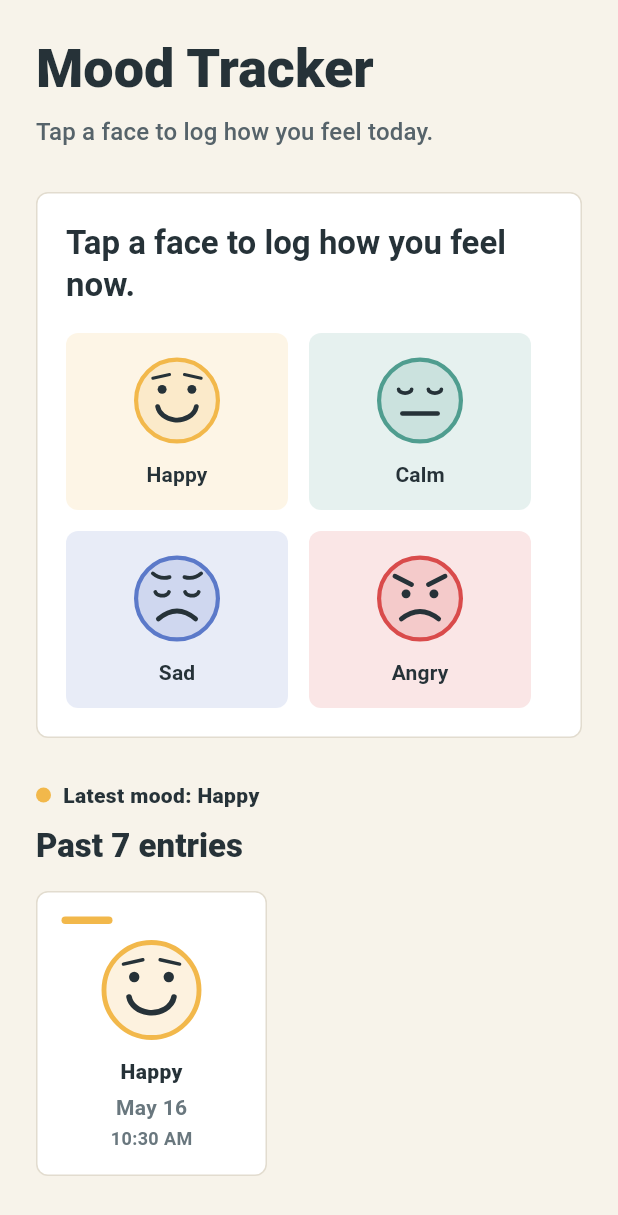
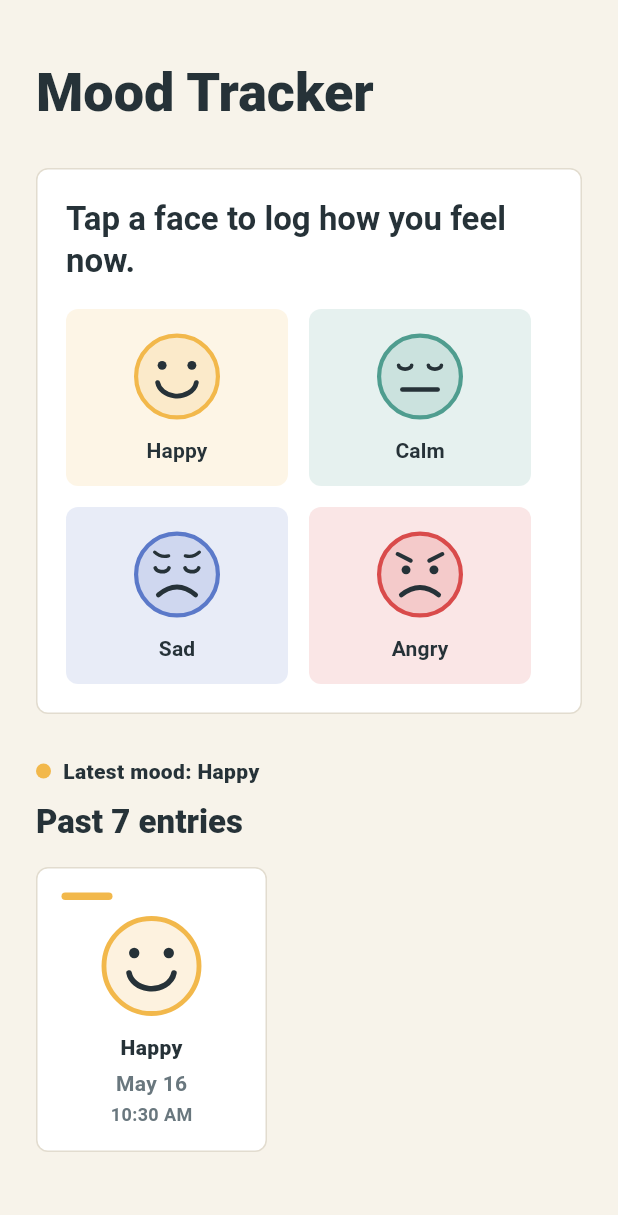
Before and after one commit to blobped/flutter-mood-tracker, a Flutter app: the screen it shows after launch, after a tap on "Happy", on a phone screen of 412 x 824 dp. Shown: the top 1215 px of the screen. Run offline on Flutter 3.47's test engine with Material 3 defaults, Android fonts, the light colour scheme and no system bars; our stand-ins replace shared_preferences.

Commit message:
Tighten mood picker copy and brow shapes

```diff
--- a/lib/main.dart
+++ b/lib/main.dart
@@ -123,13 +123,6 @@ class _Header extends StatelessWidget {
           style: textTheme.displaySmall?.copyWith(
             color: const Color(0xFF263238),
             fontWeight: FontWeight.w800,
-          ),
-        ),
-        const SizedBox(height: 8),
-        Text(
-          'Tap a face to log how you feel today.',
-          style: textTheme.titleMedium?.copyWith(
-            color: const Color(0xFF56636A),
           ),
         ),
       ],
--- a/lib/mood_face.dart
+++ b/lib/mood_face.dart
@@ -79,18 +79,6 @@ class MoodFacePainter extends CustomPainter {
       eyePaint,
     );
 
-    final browPaint = featurePaint..strokeWidth = size.shortestSide * 0.032;
-    canvas.drawLine(
-      center.translate(-size.width * 0.26, -size.height * 0.24),
-      center.translate(-size.width * 0.08, -size.height * 0.28),
-      browPaint,
-    );
-    canvas.drawLine(
-      center.translate(size.width * 0.08, -size.height * 0.28),
-      center.translate(size.width * 0.26, -size.height * 0.24),
-      browPaint,
-    );
-
     canvas.drawArc(
       Rect.fromCenter(
         center: center.translate(0, size.height * 0.04),
@@ -137,19 +125,19 @@ class MoodFacePainter extends CustomPainter {
   }
 
   void _paintSad(Canvas canvas, Size size, Offset center, Paint featurePaint) {
-    final browPaint = featurePaint..strokeWidth = size.shortestSide * 0.04;
+    final browPaint = featurePaint..strokeWidth = size.shortestSide * 0.036;
     _drawCurvedBrow(
       canvas,
-      start: center.translate(-size.width * 0.26, -size.height * 0.27),
-      control: center.translate(-size.width * 0.18, -size.height * 0.2),
-      end: center.translate(-size.width * 0.08, -size.height * 0.23),
+      start: center.translate(-size.width * 0.24, -size.height * 0.24),
+      control: center.translate(-size.width * 0.18, -size.height * 0.18),
+      end: center.translate(-size.width * 0.09, -size.height * 0.2),
       paint: browPaint,
     );
     _drawCurvedBrow(
       canvas,
-      start: center.translate(size.width * 0.08, -size.height * 0.23),
-      control: center.translate(size.width * 0.18, -size.height * 0.2),
-      end: center.translate(size.width * 0.26, -size.height * 0.27),
+      start: center.translate(size.width * 0.09, -size.height * 0.2),
+      control: center.translate(size.width * 0.18, -size.height * 0.18),
+      end: center.translate(size.width * 0.24, -size.height * 0.24),
       paint: browPaint,
     );
 
@@ -206,15 +194,15 @@ class MoodFacePainter extends CustomPainter {
       eyePaint,
     );
 
-    final browPaint = featurePaint..strokeWidth = size.shortestSide * 0.05;
+    final browPaint = featurePaint..strokeWidth = size.shortestSide * 0.044;
     canvas.drawLine(
-      center.translate(-size.width * 0.27, -size.height * 0.24),
-      center.translate(-size.width * 0.09, -size.height * 0.15),
+      center.translate(-size.width * 0.24, -size.height * 0.22),
+      center.translate(-size.width * 0.1, -size.height * 0.15),
       browPaint,
     );
     canvas.drawLine(
-      center.translate(size.width * 0.09, -size.height * 0.15),
-      center.translate(size.width * 0.27, -size.height * 0.24),
+      center.translate(size.width * 0.1, -size.height * 0.15),
+      center.translate(size.width * 0.24, -size.height * 0.22),
       browPaint,
     );
 
```
